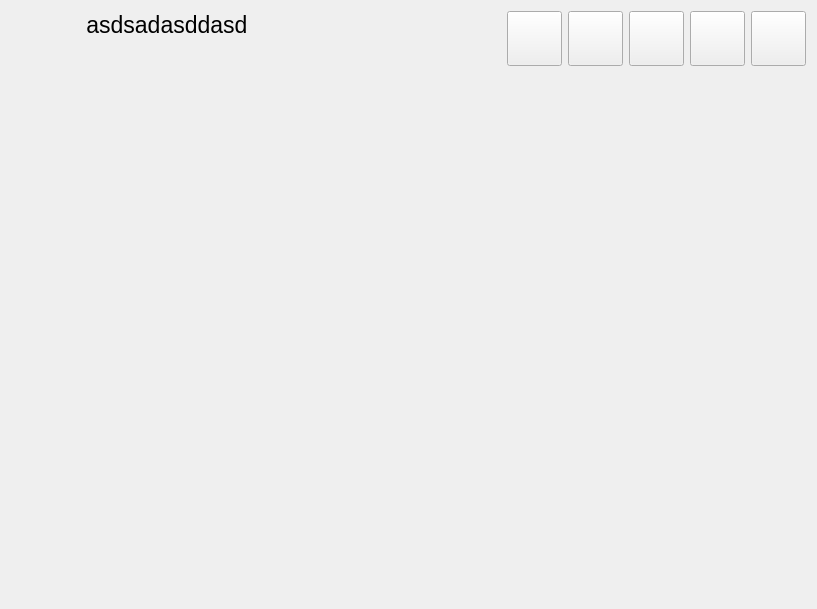
This is src/UI/MainPage/mainpage.ui in ikolomiko/ikooskar-qt as Qt 5 draws it before an edit. The edited form follows.
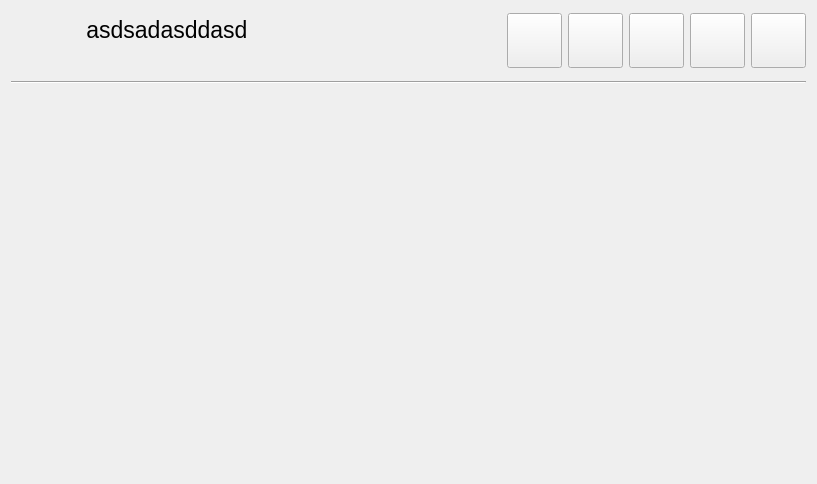
This is the edited form. Icons and pictures are not drawn.

Commit message: Add WelcomeUi class and related stuff

```diff
--- a/src/UI/MainPage/mainpage.ui
+++ b/src/UI/MainPage/mainpage.ui
@@ -7,7 +7,7 @@
     <x>0</x>
     <y>0</y>
     <width>817</width>
-    <height>609</height>
+    <height>484</height>
    </rect>
   </property>
   <property name="baseSize">
@@ -17,7 +17,9 @@
    </size>
   </property>
   <property name="font">
-   <font/>
+   <font>
+    <family>Segoe UI</family>
+   </font>
   </property>
   <property name="windowTitle">
    <string>ikoOSKAR</string>
@@ -38,7 +40,7 @@
      <number>11</number>
     </property>
     <property name="topMargin">
-     <number>4</number>
+     <number>3</number>
     </property>
     <property name="rightMargin">
      <number>11</number>
@@ -63,7 +65,7 @@
       <property name="maximumSize">
        <size>
         <width>16777215</width>
-        <height>70</height>
+        <height>75</height>
        </size>
       </property>
       <property name="frameShape">
@@ -138,65 +140,117 @@
           <number>3</number>
          </property>
          <property name="topMargin">
-          <number>1</number>
+          <number>0</number>
          </property>
          <property name="rightMargin">
           <number>3</number>
          </property>
          <property name="bottomMargin">
-          <number>2</number>
+          <number>0</number>
          </property>
+         <item>
+          <spacer name="verticalSpacer">
+           <property name="orientation">
+            <enum>Qt::Vertical</enum>
+           </property>
+           <property name="sizeHint" stdset="0">
+            <size>
+             <width>20</width>
+             <height>6</height>
+            </size>
+           </property>
+          </spacer>
+         </item>
          <item>
           <widget class="QLabel" name="lblModuleName">
            <property name="sizePolicy">
-            <sizepolicy hsizetype="Preferred" vsizetype="Preferred">
+            <sizepolicy hsizetype="Preferred" vsizetype="Expanding">
              <horstretch>0</horstretch>
              <verstretch>2</verstretch>
             </sizepolicy>
            </property>
+           <property name="minimumSize">
+            <size>
+             <width>0</width>
+             <height>29</height>
+            </size>
+           </property>
            <property name="maximumSize">
             <size>
              <width>16777215</width>
-             <height>30</height>
+             <height>39</height>
             </size>
            </property>
            <property name="font">
             <font>
+             <family>Segoe UI</family>
              <pointsize>17</pointsize>
             </font>
            </property>
+           <property name="styleSheet">
+            <string notr="true"/>
+           </property>
            <property name="text">
             <string>&lt;module name&gt; asdsadasddasd</string>
            </property>
+           <property name="alignment">
+            <set>Qt::AlignBottom|Qt::AlignLeading|Qt::AlignLeft</set>
+           </property>
           </widget>
          </item>
          <item>
           <widget class="QLabel" name="lblDescription">
            <property name="sizePolicy">
-            <sizepolicy hsizetype="Preferred" vsizetype="Preferred">
+            <sizepolicy hsizetype="Preferred" vsizetype="Expanding">
              <horstretch>0</horstretch>
-             <verstretch>1</verstretch>
+             <verstretch>2</verstretch>
             </sizepolicy>
            </property>
+           <property name="minimumSize">
+            <size>
+             <width>0</width>
+             <height>22</height>
+            </size>
+           </property>
            <property name="maximumSize">
             <size>
              <width>16777215</width>
-             <height>20</height>
+             <height>32</height>
             </size>
            </property>
            <property name="font">
             <font>
-             <pointsize>12</pointsize>
+             <family>Segoe UI</family>
+             <pointsize>11</pointsize>
             </font>
            </property>
+           <property name="autoFillBackground">
+            <bool>false</bool>
+           </property>
            <property name="styleSheet">
             <string notr="true">color: #555;</string>
            </property>
            <property name="text">
             <string>&lt;description&gt;</string>
            </property>
+           <property name="alignment">
+            <set>Qt::AlignLeading|Qt::AlignLeft|Qt::AlignTop</set>
+           </property>
           </widget>
          </item>
+         <item>
+          <spacer name="verticalSpacer_2">
+           <property name="orientation">
+            <enum>Qt::Vertical</enum>
+           </property>
+           <property name="sizeHint" stdset="0">
+            <size>
+             <width>20</width>
+             <height>3</height>
+            </size>
+           </property>
+          </spacer>
+         </item>
         </layout>
        </item>
        <item>
@@ -419,9 +473,44 @@
      </widget>
     </item>
     <item>
-     <widget class="QStackedWidget" name="stackedWidget">
-      <widget class="QWidget" name="page"/>
-      <widget class="QWidget" name="page_2"/>
+     <widget class="Line" name="line">
+      <property name="orientation">
+       <enum>Qt::Horizontal</enum>
+      </property>
+     </widget>
+    </item>
+    <item>
+     <widget class="QFrame" name="frameContent">
+      <property name="frameShape">
+       <enum>QFrame::NoFrame</enum>
+      </property>
+      <property name="frameShadow">
+       <enum>QFrame::Plain</enum>
+      </property>
+      <property name="lineWidth">
+       <number>0</number>
+      </property>
+      <layout class="QVBoxLayout" name="verticalLayout_3">
+       <property name="leftMargin">
+        <number>0</number>
+       </property>
+       <property name="topMargin">
+        <number>8</number>
+       </property>
+       <property name="rightMargin">
+        <number>0</number>
+       </property>
+       <property name="bottomMargin">
+        <number>0</number>
+       </property>
+       <item>
+        <widget class="QStackedWidget" name="stackedWidget">
+         <property name="lineWidth">
+          <number>0</number>
+         </property>
+        </widget>
+       </item>
+      </layout>
      </widget>
     </item>
    </layout>
```
Left out of the diff: 4 changed lines with no effect on the pictures. The commit also changes 7 other files.
